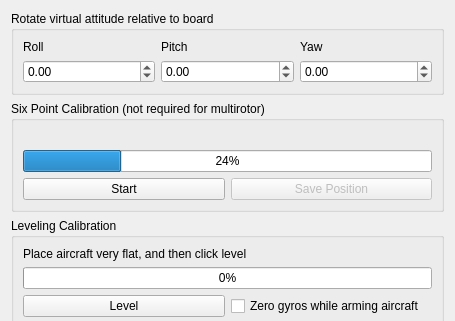
Before: the Qt Designer form ground/openpilotgcs/src/plugins/config/ccattitude.ui in TauLabs/TauLabs, drawn with Qt 5; both pictures show x 0 to 455 and y 0 to 321 of the 455 by 729 pixel window.
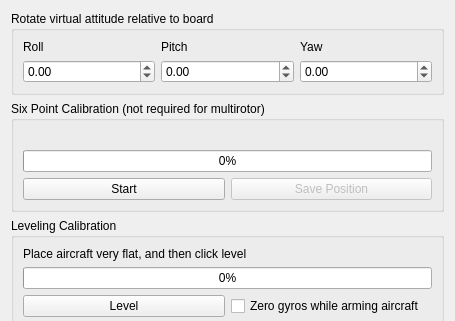
After: the same form once the commit is applied. Icons and pictures are not drawn.

Diff of the .ui file:
```diff
--- a/ground/openpilotgcs/src/plugins/config/ccattitude.ui
+++ b/ground/openpilotgcs/src/plugins/config/ccattitude.ui
@@ -308,7 +308,7 @@
       <item row="2" column="1" colspan="2">
        <widget class="QProgressBar" name="sixPointProgress">
         <property name="value">
-         <number>24</number>
+         <number>0</number>
         </property>
        </widget>
       </item>
```
